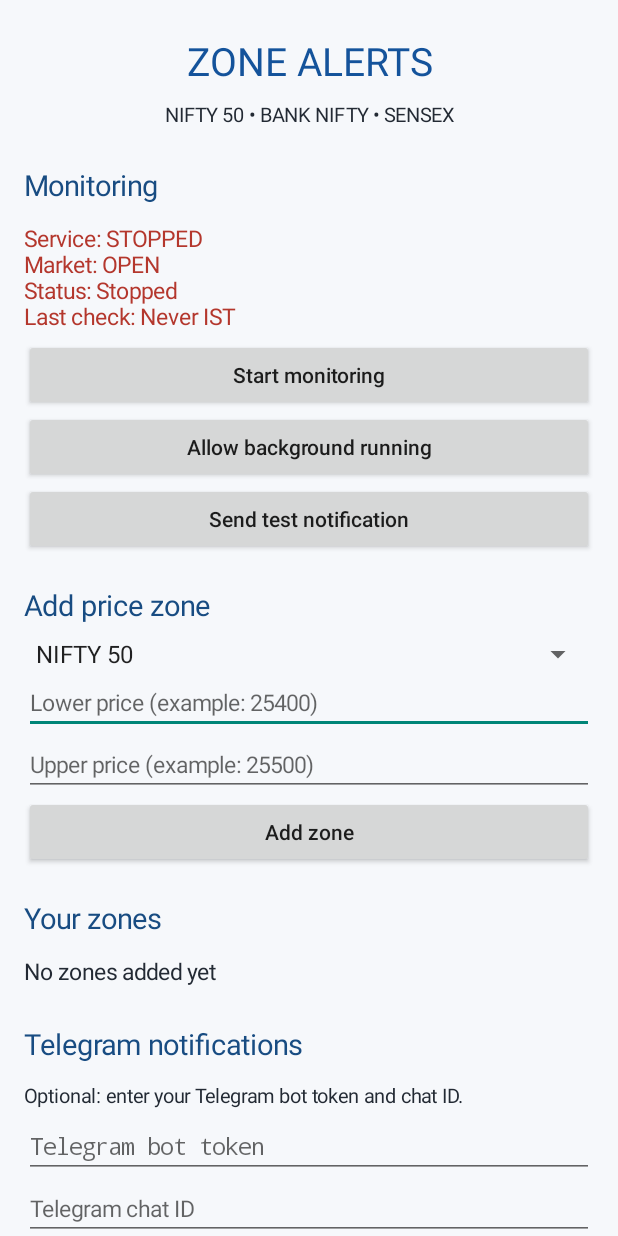
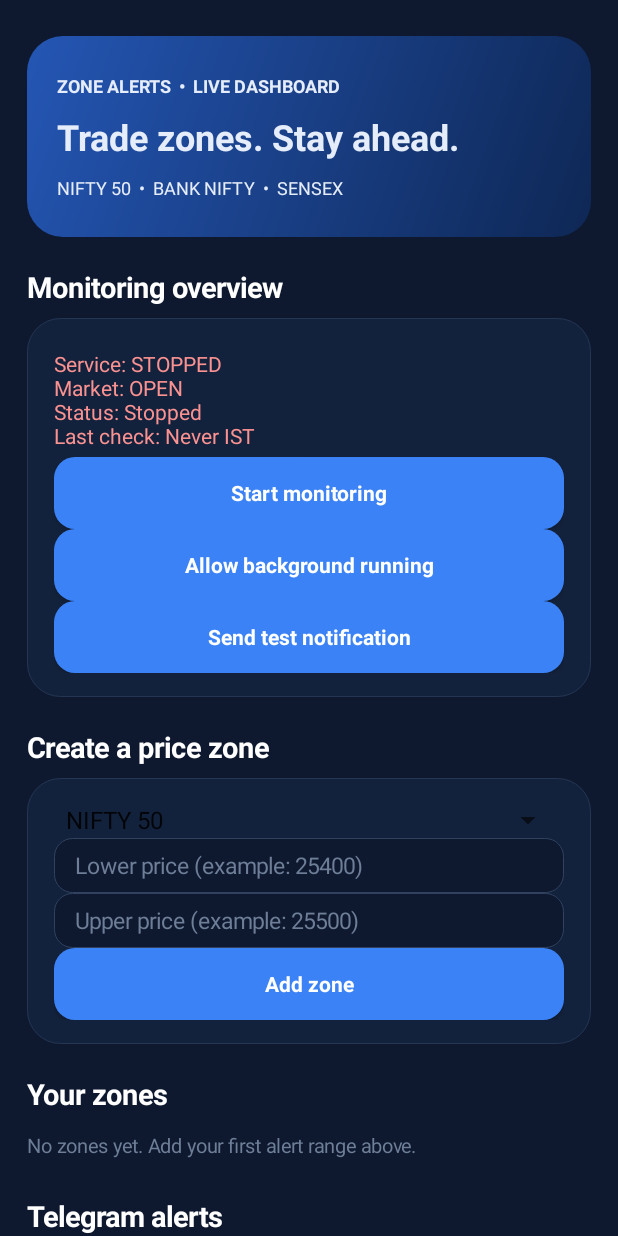
Before and after one commit to ambadivenkatramana1997-art/zone-alerts-apk, an Android app: the screen it shows after launch (MainActivity), on a phone screen of 412 x 824 dp. Run offline under Robolectric (Android 15) with nearby library versions, the phone set to English and light mode, and no system bars.

Commit message:
Redesign Zone Alerts with dark dashboard, rounded cards and polished controls

```diff
--- a/app/src/main/java/com/zonealerts/MainActivity.kt
+++ b/app/src/main/java/com/zonealerts/MainActivity.kt
@@ -5,6 +5,8 @@ import android.app.Activity
 import android.content.Intent
 import android.content.pm.PackageManager
 import android.graphics.Color
+import android.graphics.Typeface
+import android.graphics.drawable.GradientDrawable
 import android.net.Uri
 import android.os.Build
 import android.os.Bundle
@@ -29,6 +31,10 @@ class MainActivity : Activity() {
     private lateinit var upperInput: EditText
     private lateinit var tokenInput: EditText
     private lateinit var chatInput: EditText
+    private val navy = Color.rgb(14, 25, 48)
+    private val blue = Color.rgb(59, 130, 246)
+    private val muted = Color.rgb(110, 126, 150)
+    private val surface = Color.rgb(19, 34, 60)
     private val handler = Handler(Looper.getMainLooper())
     private var visible = false
     private val refreshRunnable = object : Runnable {
@@ -57,20 +63,40 @@ class MainActivity : Activity() {
         super.onPause()
     }
     private fun dp(v: Int) = (v * resources.displayMetrics.density).toInt()
+    private fun bg(color: Int, radius: Int = 18, stroke: Int? = null) = GradientDrawable().apply {
+        setColor(color)
+        cornerRadius = dp(radius).toFloat()
+        if (stroke != null) setStroke(dp(1), stroke)
+    }
+    private fun panel() = column().apply {
+        setPadding(dp(18), dp(16), dp(18), dp(16))
+        background = bg(surface, 22, Color.rgb(36, 54, 83))
+    }
+    private fun section(label: String, subtitle: String, body: LinearLayout) {
+        add(root, heading(label))
+        add(root, text(subtitle, 12f).apply { setTextColor(muted) })
+        val params = LinearLayout.LayoutParams(-1, -2).apply { topMargin = dp(10) }
+        root.addView(body, params)
+    }
     private fun column() = LinearLayout(this).apply { orientation = LinearLayout.VERTICAL }
     private fun text(value: String, size: Float = 15f) = TextView(this).apply {
         text = value
         textSize = size
-        setTextColor(Color.rgb(35, 42, 52))
+        setTextColor(Color.rgb(230, 237, 250))
         setPadding(0, dp(5), 0, dp(5))
     }
     private fun heading(value: String) = text(value, 19f).apply {
-        setTextColor(Color.rgb(24, 76, 130))
+        setTextColor(Color.WHITE)
+        setTypeface(null, Typeface.BOLD)
         setPadding(0, dp(20), 0, dp(8))
     }
     private fun button(label: String, action: () -> Unit) = Button(this).apply {
         text = label
         isAllCaps = false
+        setTextColor(Color.WHITE)
+        setTypeface(null, Typeface.BOLD)
+        background = bg(blue, 14)
+        minHeight = dp(48)
         setOnClickListener { action() }
     }
     private fun input(hintText: String, type: Int = InputType.TYPE_CLASS_TEXT) = EditText(this).apply {
@@ -78,6 +104,10 @@ class MainActivity : Activity() {
         inputType = type
         textSize = 15f
         setSingleLine(true)
+        setTextColor(Color.WHITE)
+        setHintTextColor(muted)
+        background = bg(navy, 12, Color.rgb(48, 66, 95))
+        setPadding(dp(14), dp(8), dp(14), dp(8))
     }
     private fun add(parent: LinearLayout, child: View) {
         parent.addView(child, LinearLayout.LayoutParams(-1, -2))
@@ -85,60 +115,69 @@ class MainActivity : Activity() {
     private fun createUi() {
         val scroll = ScrollView(this).apply {
             isFillViewport = true
-            setBackgroundColor(Color.rgb(246, 248, 251))
+            setBackgroundColor(navy)
         }
-        root = column().apply { setPadding(dp(16), dp(18), dp(16), dp(32)) }
+        root = column().apply { setPadding(dp(18), dp(24), dp(18), dp(40)) }
         scroll.addView(root)
         setContentView(scroll)
-        add(root, text("ZONE ALERTS", 26f).apply {
-            gravity = Gravity.CENTER_HORIZONTAL
-            setTextColor(Color.rgb(20, 83, 155))
-        })
-        add(root, text("NIFTY 50 • BANK NIFTY • SENSEX", 13f).apply { gravity = Gravity.CENTER_HORIZONTAL })
-        add(root, heading("Monitoring"))
-        statusText = text("Loading status...")
-        add(root, statusText)
+        val hero = column().apply {
+            setPadding(dp(20), dp(20), dp(20), dp(20))
+            background = GradientDrawable(GradientDrawable.Orientation.TL_BR,
+                intArrayOf(Color.rgb(36, 86, 180), Color.rgb(14, 39, 85))).apply { cornerRadius = dp(24).toFloat() }
+        }
+        add(hero, text("ZONE ALERTS  •  LIVE DASHBOARD", 12f).apply { setTypeface(null, Typeface.BOLD) })
+        add(hero, text("Trade zones. Stay ahead.", 24f).apply { setTypeface(null, Typeface.BOLD) })
+        add(hero, text("NIFTY 50  •  BANK NIFTY  •  SENSEX", 12f))
+        root.addView(hero, LinearLayout.LayoutParams(-1, -2))
+        add(root, heading("Monitoring overview"))
+        val monitoringPanel = panel()
+        statusText = text("Loading status...", 14f)
+        add(monitoringPanel, statusText)
         startStopButton = button("Start monitoring") {
             if (Store.isRunning(this)) stopMonitoring() else startMonitoring()
         }
-        add(root, startStopButton)
-        add(root, button("Allow background running") { requestBatteryExemption() })
-        add(root, button("Send test notification") {
+        add(monitoringPanel, startStopButton)
+        add(monitoringPanel, button("Allow background running") { requestBatteryExemption() })
+        add(monitoringPanel, button("Send test notification") {
             Notif.alert(this, "NIFTY 50 Test alert", "Zone: 25,400.00 - 25,500.00 | Current: 25,450.00")
             Store.log(this, "Test notification requested")
             refreshUi()
         })
-        add(root, heading("Add price zone"))
+        add(root, monitoringPanel)
+        add(root, heading("Create a price zone"))
+        val addPanel = panel()
         indexSpinner = Spinner(this)
         val adapter = ArrayAdapter(this, android.R.layout.simple_spinner_item, listOf("NIFTY 50", "BANK NIFTY", "SENSEX"))
         adapter.setDropDownViewResource(android.R.layout.simple_spinner_dropdown_item)
         indexSpinner.adapter = adapter
-        add(root, indexSpinner)
+        add(addPanel, indexSpinner)
         val numberType = InputType.TYPE_CLASS_NUMBER or InputType.TYPE_NUMBER_FLAG_DECIMAL or InputType.TYPE_NUMBER_FLAG_SIGNED
         lowerInput = input("Lower price (example: 25400)", numberType)
         upperInput = input("Upper price (example: 25500)", numberType)
-        add(root, lowerInput)
-        add(root, upperInput)
-        add(root, button("Add zone") { addZone() })
+        add(addPanel, lowerInput)
+        add(addPanel, upperInput)
+        add(addPanel, button("Add zone") { addZone() })
+        add(root, addPanel)
         add(root, heading("Your zones"))
         zoneContainer = column()
         add(root, zoneContainer)
-        add(root, heading("Telegram notifications"))
-        add(root, text("Optional: enter your Telegram bot token and chat ID.", 13f))
+        add(root, heading("Telegram alerts"))
+        val telegramPanel = panel()
+        add(telegramPanel, text("Connect your bot to receive instant zone alerts.", 13f))
         tokenInput = input("Telegram bot token").apply {
             inputType = InputType.TYPE_CLASS_TEXT or InputType.TYPE_TEXT_VARIATION_PASSWORD
             setText(Store.telegramToken(this@MainActivity))
         }
         chatInput = input("Telegram chat ID").apply { setText(Store.telegramChat(this@MainActivity)) }
-        add(root, tokenInput)
-        add(root, chatInput)
-        add(root, button("Save Telegram settings") {
+        add(telegramPanel, tokenInput)
+        add(telegramPanel, chatInput)
+        add(telegramPanel, button("Save Telegram settings") {
             Store.saveTelegram(this, tokenInput.text.toString(), chatInput.text.toString())
             Store.log(this, "Telegram settings updated")
             toast("Telegram settings saved")
             refreshUi()
         })
-        add(root, button("Send Telegram test") {
+        add(telegramPanel, button("Send Telegram test") {
             Store.saveTelegram(this, tokenInput.text.toString(), chatInput.text.toString())
             if (Store.telegramToken(this).isBlank() || Store.telegramChat(this).isBlank()) {
                 toast("Enter bot token and chat ID first")
@@ -150,12 +189,13 @@ class MainActivity : Activity() {
                 }, "TelegramTest").start()
             }
         })
-        add(root, heading("Monitoring logs (latest 40)"))
+        add(root, telegramPanel)
+        add(root, heading("Activity log"))
         logsText = text("No logs yet", 12f).apply {
             typeface = android.graphics.Typeface.MONOSPACE
             setTextIsSelectable(true)
             setPadding(dp(10), dp(10), dp(10), dp(10))
-            setBackgroundColor(Color.rgb(234, 238, 243))
+            background = bg(surface, 18)
         }
         add(root, logsText)
         add(root, text("Market hours: Mon-Fri, 09:15-15:30 IST\nPolling: every 10 seconds\nStale quote limit: 300 seconds\nAlert cooldown: 120 seconds per event", 12f))
@@ -178,7 +218,8 @@ class MainActivity : Activity() {
     private fun refreshUi() {
         val running = Store.isRunning(this)
         statusText.text = "Service: ${if (running) "RUNNING" else "STOPPED"}\nMarket: ${if (Market.isOpen()) "OPEN" else "CLOSED"}\nStatus: ${Store.status(this)}\nLast check: ${Store.lastCheck(this)} IST"
-        statusText.setTextColor(if (running) Color.rgb(20, 125, 65) else Color.rgb(180, 55, 45))
+        statusText.setTextColor(if (running) Color.rgb(103, 232, 170) else Color.rgb(251, 146, 146))
+        startStopButton.background = bg(if (running) Color.rgb(190, 63, 82) else blue, 14)
         startStopButton.text = if (running) "Stop monitoring" else "Start monitoring"
         refreshZones()
         logsText.text = Store.logs(this).joinToString("\n").ifEmpty { "No logs yet" }
@@ -186,15 +227,16 @@ class MainActivity : Activity() {
     private fun refreshZones() {
         zoneContainer.removeAllViews()
         val zones = Store.zones(this)
-        if (zones.isEmpty()) { add(zoneContainer, text("No zones added yet")); return }
+        if (zones.isEmpty()) { add(zoneContainer, text("No zones yet. Add your first alert range above.", 13f).apply { setTextColor(muted) }); return }
         for (zone in zones) {
             val card = column().apply {
                 setPadding(dp(12), dp(10), dp(12), dp(10))
-                setBackgroundColor(Color.WHITE)
+                background = bg(surface, 18, Color.rgb(36, 54, 83))
             }
             val state = if (zone.enabled) "ACTIVE" else "PAUSED"
             val range = String.format(Locale.US, "%,.2f - %,.2f", zone.lower, zone.upper)
-            add(card, text("${zone.index} [$state]\n$range", 16f))
+            add(card, text("${zone.index}  •  $state", 13f).apply { setTextColor(if (zone.enabled) Color.rgb(103, 232, 170) else muted) })
+            add(card, text(range, 21f).apply { setTypeface(null, Typeface.BOLD) })
             val controls = LinearLayout(this).apply { orientation = LinearLayout.HORIZONTAL }
             controls.addView(button(if (zone.enabled) "Pause" else "Resume") {
                 Store.toggleZone(this, zone.id)
```
